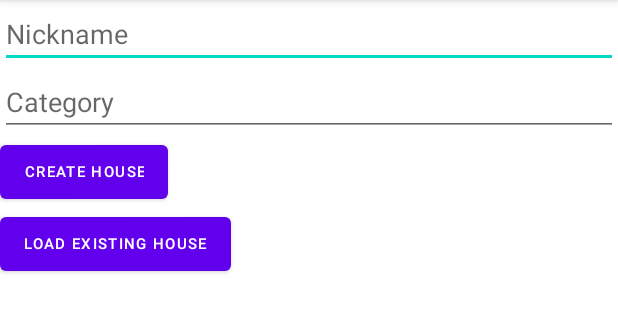
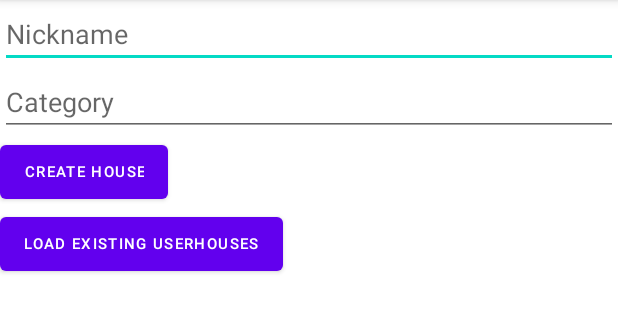
Before and after one commit to Nenonymo/IoT_aem, an Android app: the CreateHouseActivity screen opened directly, with no data from a screen before it, on a phone screen of 412 x 824 dp, the part 84-417 px from its top. Run offline under Robolectric (Android 15) with nearby library versions, the phone set to English and light mode, and no system bars.

Commit message:
Added LoadExistingHouses that shows in Logcat

```diff
--- a/app/IoTLab3App/app/src/main/res/layout/activity_create_house.xml
+++ b/app/IoTLab3App/app/src/main/res/layout/activity_create_house.xml
@@ -32,8 +32,13 @@
     <Button
         android:layout_width="wrap_content"
         android:layout_height="wrap_content"
-        android:text="Load Existing House"
+        android:text="Load Existing UserHouses"
         android:textSize="10sp"
         android:id="@+id/loadBtn"/>
 
+    <ListView
+        android:id="@+id/list_view"
+        android:layout_width="match_parent"
+        android:layout_height="match_parent"/>
+
 </LinearLayout>
```
Also changed, not shown: app/IoTLab3App/app/src/main/java/com/example/iotlab3app/Groups/CreateHouseActivity.java (+16 -8 lines).
